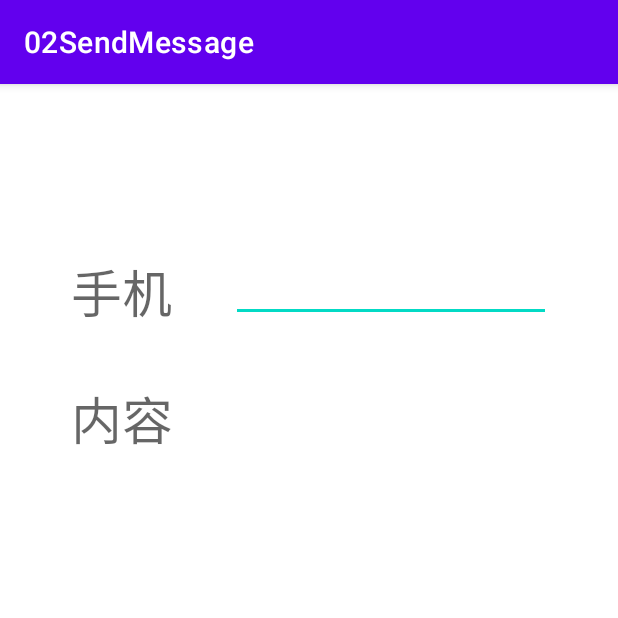
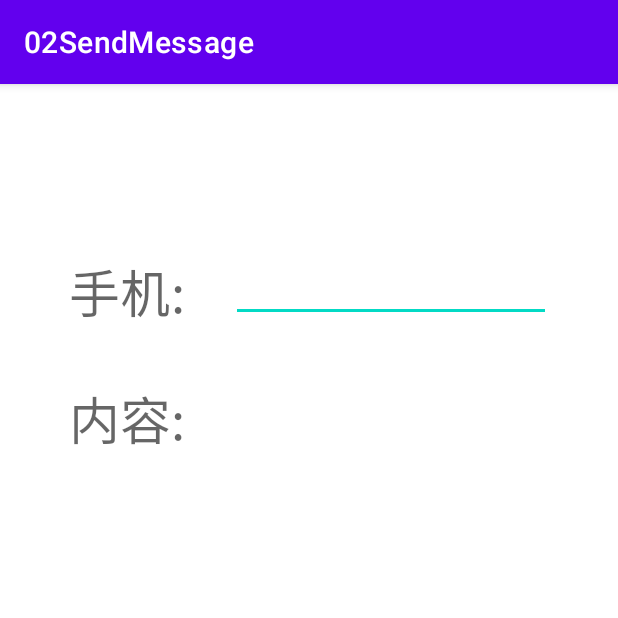
Before and after one commit to DTSDY/androidStudy, an Android app: the screen it shows after launch (MainActivity), on a phone screen of 412 x 824 dp, the top half of it. Run offline under Robolectric (Android 15) with nearby library versions, the phone set to English and light mode, and no system bars.

Commit message:
新建fkm项目

```diff
--- a/02SendMessage/app/src/main/res/layout/activity_main.xml
+++ b/02SendMessage/app/src/main/res/layout/activity_main.xml
@@ -10,7 +10,7 @@
         android:id="@+id/textView2"
         android:layout_width="wrap_content"
         android:layout_height="wrap_content"
-        android:text="手机"
+        android:text="手机:"
         android:textAppearance="@style/TextAppearance.AppCompat.Display1"
         app:layout_constraintBottom_toBottomOf="parent"
         app:layout_constraintHorizontal_bias="0.137"
@@ -62,7 +62,7 @@
         android:id="@+id/textView"
         android:layout_width="wrap_content"
         android:layout_height="wrap_content"
-        android:text="内容"
+        android:text="内容:"
         android:textAppearance="@style/TextAppearance.AppCompat.Display1"
         app:layout_constraintBottom_toBottomOf="parent"
         app:layout_constraintEnd_toEndOf="parent"
```
Also changed, not shown: 0223Study/app/src/main/java/com/ssssyy/a0223study/DisplayMessageActivity.java (+11 -2 lines), 0223Study/app/src/main/res/layout/activity_display_message.xml (+9 -0 lines).
